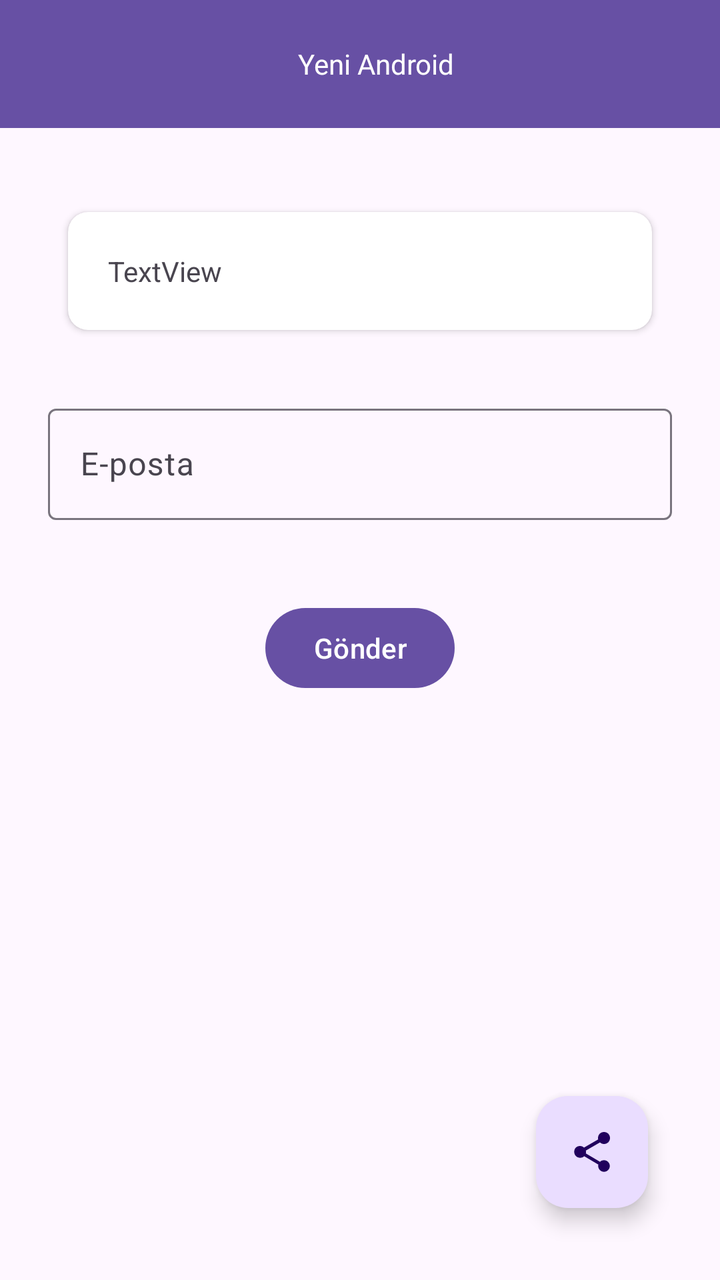
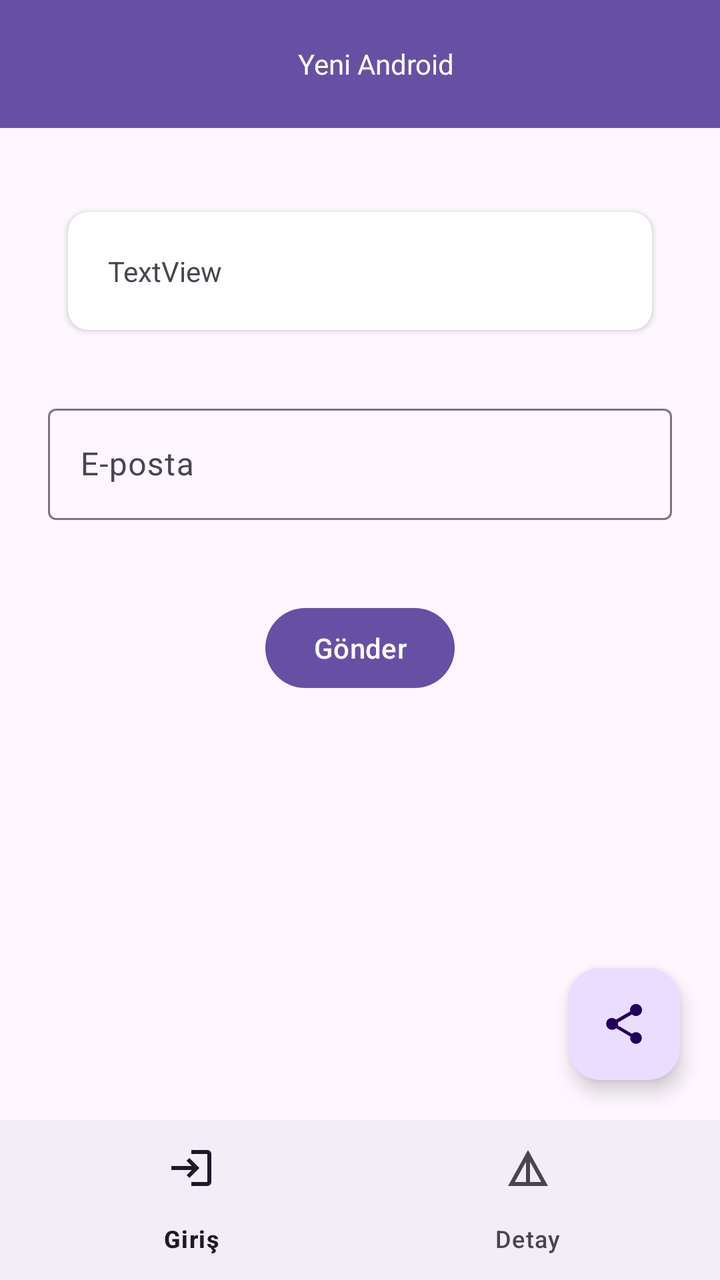

Two renders of the same Android screen: before a commit and after it. Below are the layout's source before the change and the commit's diff.
<!-- AndroidManifest.xml: application theme Theme.MaterialDesignBasics -->
<!-- res/layout/activity_main.xml -->
<?xml version="1.0" encoding="utf-8"?>
<androidx.constraintlayout.widget.ConstraintLayout xmlns:android="http://schemas.android.com/apk/res/android"
    xmlns:app="http://schemas.android.com/apk/res-auto"
    xmlns:tools="http://schemas.android.com/tools"
    android:id="@+id/main"
    android:layout_width="match_parent"
    android:layout_height="match_parent"
    tools:context=".MainActivity">

    <com.google.android.material.appbar.AppBarLayout
        android:id="@+id/appBarLayout"
        android:layout_width="match_parent"
        android:layout_height="wrap_content"
        android:background="?attr/colorPrimary"
        app:layout_constraintEnd_toEndOf="parent"
        app:layout_constraintStart_toStartOf="parent"
        app:layout_constraintTop_toTopOf="parent">

        <androidx.appcompat.widget.Toolbar
            android:id="@+id/toolbar"
            android:layout_width="match_parent"
            android:layout_height="?attr/actionBarSize">

            <TextView
                android:layout_width="match_parent"
                android:layout_height="wrap_content"
                android:gravity="center"
                android:text="Yeni Android"
                android:textColor="@color/white" />
        </androidx.appcompat.widget.Toolbar>

    </com.google.android.material.appbar.AppBarLayout>

    <LinearLayout
        android:id="@id/cardViewContainer"
        android:layout_width="match_parent"
        android:layout_height="wrap_content"
        android:padding="10dp"
        android:clipToPadding="false"
        android:layout_marginStart="24dp"
        android:layout_marginTop="32dp"
        android:layout_marginEnd="24dp"
        app:layout_constraintEnd_toEndOf="parent"
        app:layout_constraintStart_toStartOf="parent"
        app:layout_constraintTop_toBottomOf="@+id/appBarLayout">
        <androidx.cardview.widget.CardView
            android:id="@+id/cardView"
            android:layout_width="match_parent"
            android:layout_height="wrap_content"
            app:cardCornerRadius="10dp">
            <TextView
                android:id="@+id/textView"
                android:layout_width="wrap_content"
                android:layout_height="wrap_content"
                android:text="TextView"
                android:padding="20dp"/>

        </androidx.cardview.widget.CardView>
    </LinearLayout>

    <com.google.android.material.textfield.TextInputLayout
        android:id="@+id/tilUser"
        android:layout_width="0dp"
        android:layout_height="wrap_content"
        android:layout_marginStart="24dp"
        android:layout_marginTop="24dp"
        android:layout_marginEnd="24dp"
        app:layout_constraintEnd_toEndOf="parent"
        app:layout_constraintStart_toStartOf="parent"
        app:layout_constraintTop_toBottomOf="@+id/cardViewContainer">

        <com.google.android.material.textfield.TextInputEditText
            android:id="@+id/etEmail"
            android:layout_width="match_parent"
            android:layout_height="wrap_content"
            android:hint="E-posta" />
    </com.google.android.material.textfield.TextInputLayout>

    <Button
        android:id="@+id/button"
        android:layout_width="wrap_content"
        android:layout_height="wrap_content"
        android:layout_marginTop="40dp"
        android:text="Gönder"
        app:layout_constraintEnd_toEndOf="parent"
        app:layout_constraintStart_toStartOf="parent"
        app:layout_constraintTop_toBottomOf="@+id/tilUser" />

    <com.google.android.material.floatingactionbutton.FloatingActionButton
        android:id="@+id/floatingActionButton"
        android:layout_width="wrap_content"
        android:layout_height="wrap_content"
        android:layout_marginEnd="36dp"
        android:layout_marginBottom="36dp"
        android:clickable="true"
        app:layout_constraintBottom_toBottomOf="parent"
        app:layout_constraintEnd_toEndOf="parent"
        app:srcCompat="?attr/actionModeShareDrawable" />

</androidx.constraintlayout.widget.ConstraintLayout>
<!-- resources referenced by this layout -->
<resources>
  <color name="white">#FFFFFFFF</color>
  <style name="Theme.MaterialDesignBasics" parent="Base.Theme.MaterialDesignBasics" />
  <style name="Base.Theme.MaterialDesignBasics" parent="Theme.Material3.DayNight.NoActionBar">
          
          
      </style>
</resources>

<!-- the commit's change to res/layout/activity_main.xml (unified diff, before → after) -->
@@ -90,11 +90,20 @@
         android:id="@+id/floatingActionButton"
         android:layout_width="wrap_content"
         android:layout_height="wrap_content"
-        android:layout_marginEnd="36dp"
-        android:layout_marginBottom="36dp"
+        android:layout_marginEnd="20dp"
+        android:layout_marginBottom="20dp"
         android:clickable="true"
-        app:layout_constraintBottom_toBottomOf="parent"
+        app:layout_constraintBottom_toTopOf="@+id/bottomNav"
         app:layout_constraintEnd_toEndOf="parent"
         app:srcCompat="?attr/actionModeShareDrawable" />
 
+    <com.google.android.material.bottomnavigation.BottomNavigationView
+        android:id="@+id/bottomNav"
+        android:layout_width="0dp"
+        android:layout_height="wrap_content"
+        app:menu="@menu/bottom_navigation_menu"
+        app:layout_constraintBottom_toBottomOf="parent"
+        app:layout_constraintStart_toStartOf="parent"
+        app:layout_constraintEnd_toEndOf="parent" />
+
 </androidx.constraintlayout.widget.ConstraintLayout>
